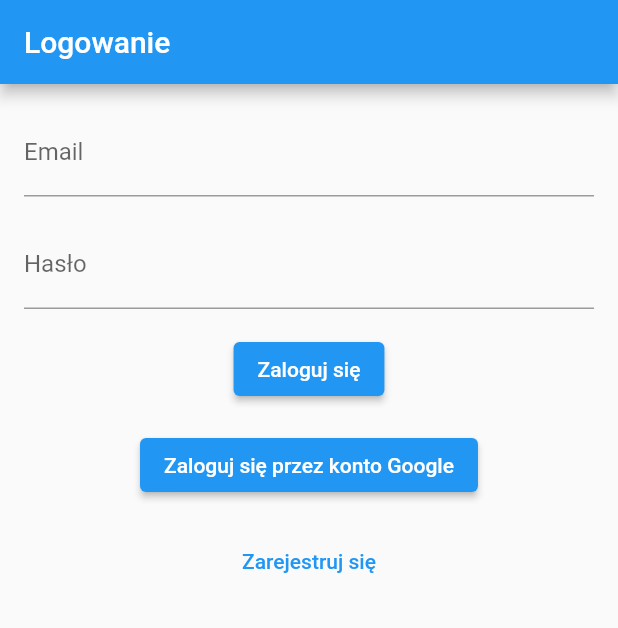
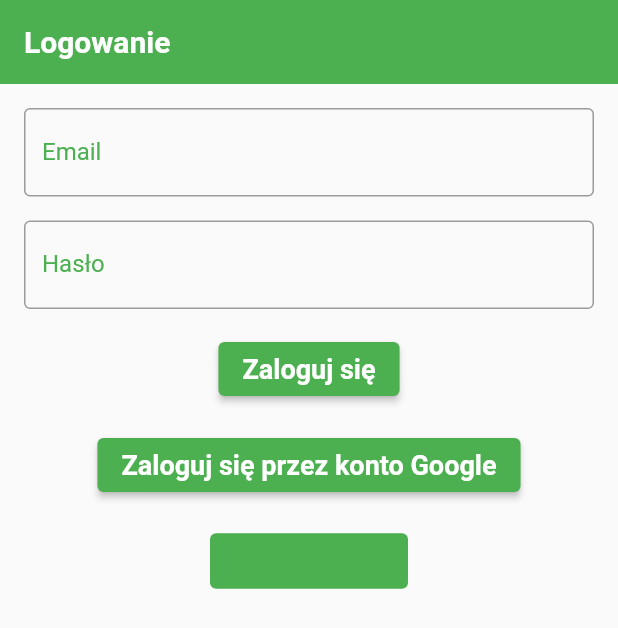
Before and after one commit to YehorUd/Zami, a Flutter app: the screen it shows after launch, on a phone screen of 412 x 824 dp. Shown: the top 628 px of the screen. Run offline on Flutter 3.47's test engine with Material 2 defaults, Android fonts, the phone set to English and light mode, and no system bars; our stand-ins replace cloud_firestore, firebase_auth, firebase_core, google_sign_in; accounts and stored records are empty.

Commit message:
1.06version

```diff
--- a/lib/main.dart
+++ b/lib/main.dart
@@ -1,6 +1,7 @@
 import 'package:flutter/material.dart';
 import 'package:firebase_core/firebase_core.dart';
-import 'Pages/login_page.dart';
+import 'package:zami/theme.dart';
+import 'pages/login_page.dart';
 
 void main() async {
   WidgetsFlutterBinding.ensureInitialized();
@@ -14,11 +15,9 @@ class MyApp extends StatelessWidget {
   @override
   Widget build(BuildContext context) {
     return MaterialApp(
-      title: 'Flutter Demo',
-      theme: ThemeData(
-        primarySwatch: Colors.blue,
-      ),
-      home: LoginPage(), // Użyj LoginPage jako strony głównej
+      title: 'My App',
+      theme: appTheme,
+      home: LoginPage(),
     );
   }
 }
--- a/lib/models/product_model.dart
+++ b/lib/models/product_model.dart
@@ -5,12 +5,14 @@ class Product {
   final String name;
   final double price;
   final String category;
+  final String imageName;
 
   Product({
     required this.id,
     required this.name,
     required this.price,
     required this.category,
+    required this.imageName,
   });
 
   factory Product.fromDocumentSnapshot(DocumentSnapshot doc) {
@@ -20,6 +22,7 @@ class Product {
       name: data['name'] ?? '',
       price: (data['price'] ?? 0).toDouble(),
       category: data['category'] ?? '',
+      imageName: data['imageName'] ?? '', // Dodajemy to pole
     );
   }
 
@@ -28,12 +31,14 @@ class Product {
     String? name,
     double? price,
     String? category,
+    String? imageName,
   }) {
     return Product(
       id: id ?? this.id,
       name: name ?? this.name,
       price: price ?? this.price,
       category: category ?? this.category,
+      imageName: imageName ?? this.imageName,
     );
   }
 }
--- a/lib/pages/registration_page.dart
+++ b/lib/pages/registration_page.dart
@@ -41,7 +41,7 @@ class _RegistrationPageState extends State<RegistrationPage> {
   Widget build(BuildContext context) {
     return Scaffold(
       appBar: AppBar(
-        title: Text('Registration'),
+        title: Text('Rejestracja'),
       ),
       body: Padding(
         padding: EdgeInsets.all(16.0),
@@ -59,7 +59,7 @@ class _RegistrationPageState extends State<RegistrationPage> {
               controller: _passwordController,
               obscureText: true,
               decoration: InputDecoration(
-                labelText: 'Password',
+                labelText: 'Hasło',
               ),
             ),
             SizedBox(height: 24.0),
--- /dev/null
+++ b/lib/theme.dart
@@ -0,0 +1,57 @@
+import 'package:flutter/material.dart';
+
+final appTheme = ThemeData(
+  brightness: Brightness.light,
+  primaryColor: Colors.green,
+  colorScheme: ColorScheme.fromSwatch(
+    primarySwatch: Colors.green,
+    accentColor: Colors.purple,
+  ),
+  fontFamily: 'Roboto',
+  appBarTheme: AppBarTheme(
+    backgroundColor: Colors.green,
+    elevation: 0,
+    titleTextStyle: TextStyle(
+      color: Colors.white,
+      fontSize: 20,
+      fontWeight: FontWeight.bold,
+    ),
+  ),
+  elevatedButtonTheme: ElevatedButtonThemeData(
+    style: ElevatedButton.styleFrom(
+      backgroundColor: Colors.green,
+      foregroundColor: Colors.white,
+      textStyle: TextStyle(
+        fontSize: 18,
+        fontWeight: FontWeight.bold,
+      ),
+    ),
+  ),
+  textButtonTheme: TextButtonThemeData(
+    style: TextButton.styleFrom(
+      backgroundColor: Colors.green,
+      textStyle: TextStyle(
+        fontSize: 18,
+        fontWeight: FontWeight.bold,
+      ),
+    ),
+  ),
+  inputDecorationTheme: InputDecorationTheme(
+    border: OutlineInputBorder(
+      borderSide: BorderSide(color: Colors.green),
+    ),
+    focusedBorder: OutlineInputBorder(
+      borderSide: BorderSide(color: Colors.green),
+    ),
+    labelStyle: TextStyle(color: Colors.green),
+  ),
+  textTheme: TextTheme(
+    titleLarge: TextStyle( // Zaktualizowano z 'headline6' na 'titleLarge'
+      fontSize: 24,
+      fontWeight: FontWeight.bold,
+    ),
+    bodyMedium: TextStyle( // Zaktualizowano z 'bodyText2' na 'bodyMedium'
+      fontSize: 16,
+    ),
+  ),
+);
```
Also changed, not shown: lib/pages/cart_page.dart (+85 -2 lines), lib/pages/categories_page.dart (+10 -2 lines), lib/pages/main_page.dart (+3 -4 lines), lib/pages/products_page.dart (+30 -36 lines).
